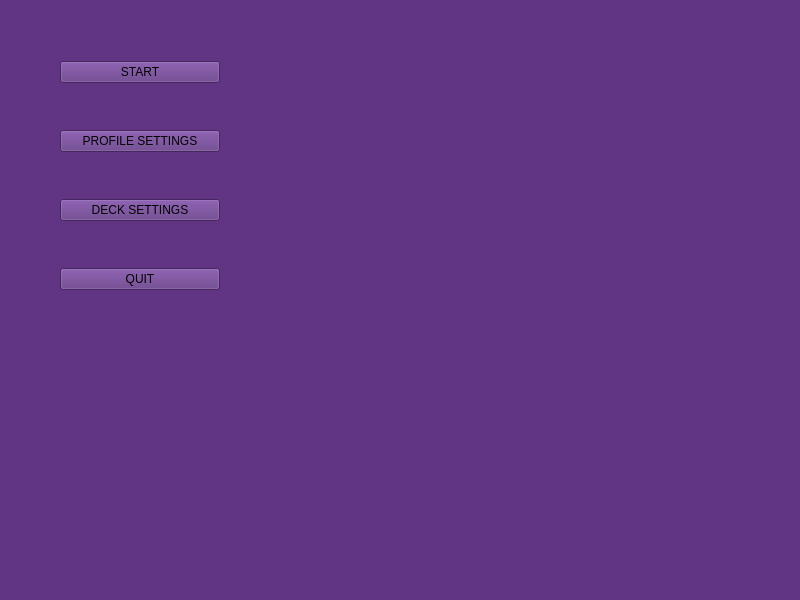
Above: Yugioh/sources/mainmenu.ui from crknuchu/yugioh-clone before the change. Below: the same form after it.
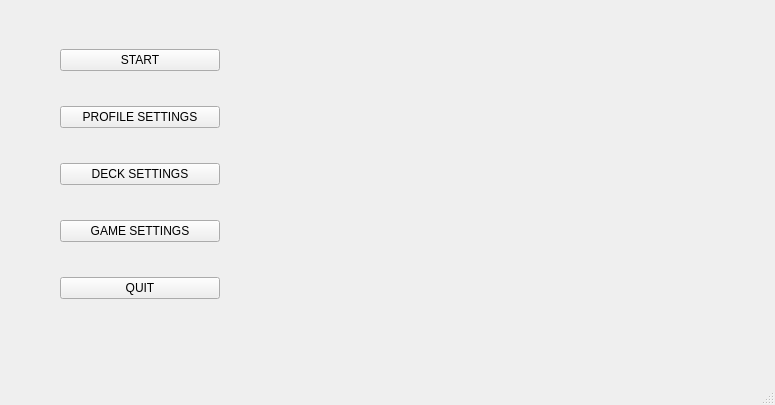
That is the form after the change.

Commit message: feat: Create game setting window and it's graphical elements

Diff of the .ui file:
```diff
--- a/Yugioh/sources/mainmenu.ui
+++ b/Yugioh/sources/mainmenu.ui
@@ -6,15 +6,15 @@
    <rect>
     <x>0</x>
     <y>0</y>
-    <width>800</width>
-    <height>600</height>
+    <width>775</width>
+    <height>405</height>
    </rect>
   </property>
   <property name="windowTitle">
    <string>MainWindow</string>
   </property>
   <property name="styleSheet">
-   <string notr="true">background-color: rgb(97, 53, 131);</string>
+   <string notr="true"/>
   </property>
   <widget class="QWidget" name="centralwidget">
    <property name="styleSheet">
@@ -60,6 +60,16 @@
        </property>
       </widget>
      </item>
+     <item>
+      <widget class="QPushButton" name="pushButton_5">
+       <property name="styleSheet">
+        <string notr="true">background-color: qconicalgradient(cx:0.5, cy:0.5, angle:0, stop:0 rgba(35, 40, 3, 255), stop:0.16 rgba(136, 106, 22, 255), stop:0.225 rgba(166, 140, 41, 255), stop:0.285 rgba(204, 181, 74, 255), stop:0.345 rgba(235, 219, 102, 255), stop:0.415 rgba(245, 236, 112, 255), stop:0.52 rgba(209, 190, 76, 255), stop:0.57 rgba(187, 156, 51, 255), stop:0.635 rgba(168, 142, 42, 255), stop:0.695 rgba(202, 174, 68, 255), stop:0.75 rgba(218, 202, 86, 255), stop:0.815 rgba(208, 187, 73, 255), stop:0.88 rgba(187, 156, 51, 255), stop:0.935 rgba(137, 108, 26, 255), stop:1 rgba(35, 40, 3, 255));</string>
+       </property>
+       <property name="text">
+        <string>GAME SETTINGS</string>
+       </property>
+      </widget>
+     </item>
      <item>
       <widget class="QPushButton" name="pushButton_4">
        <property name="styleSheet">
```
Left out of the diff: 2 changed lines with no effect on the pictures. The commit also changes 6 other files.
